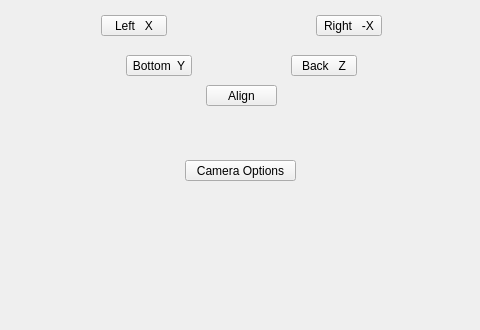
This is tentacle/ui/cameras#startmenu.ui in m3trik/tentacle as Qt 5 draws it before an edit; both pictures show x 149 to 629 and y 281 to 611 of the 785 by 611 pixel window. The edited form follows.
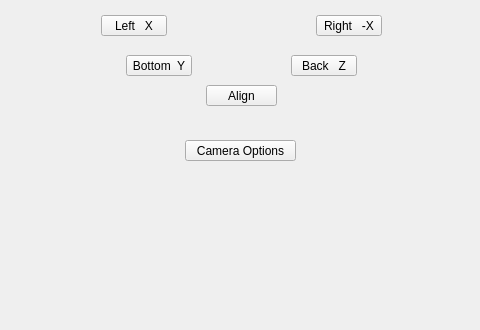
This is the edited form. Custom widgets are drawn as their Qt base class.

Diff of the .ui file:
```diff
--- a/tentacle/ui/cameras#startmenu.ui
+++ b/tentacle/ui/cameras#startmenu.ui
@@ -453,7 +453,7 @@
              <property name="geometry">
               <rect>
                <x>95</x>
-               <y>20</y>
+               <y>0</y>
                <width>111</width>
                <height>21</height>
               </rect>
```
Left out of the diff: 4 changed lines with no effect on the pictures.
